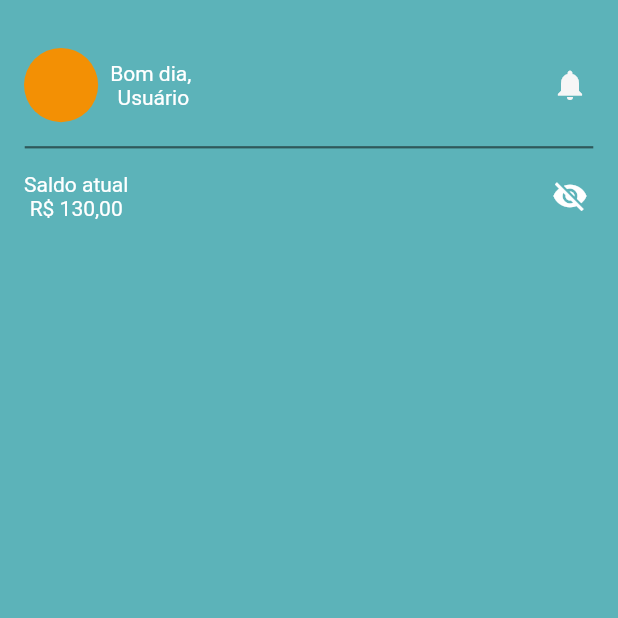
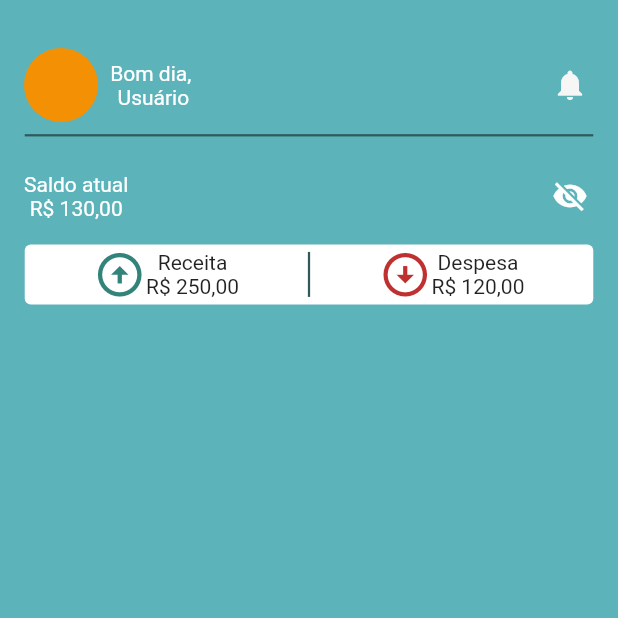
Before and after one commit to proz-tecnologia/PIT01GP07, a Flutter app: the screen it shows after launch, on a phone screen of 412 x 824 dp, the top half of it. Run offline on Flutter 3.47's test engine with Material 2 defaults, Android fonts, the phone set to English and light mode, and no system bars; our stand-ins replace google_fonts; Roboto replaces fonts that are missing (Inder).

Commit message:
feat: Creating revenue_expense_bar

```diff
--- a/lib/design_system/colors.dart
+++ b/lib/design_system/colors.dart
@@ -6,4 +6,6 @@ class AppColors {
   static const Color backgroudColor = Color(0xff5cb3b9);
   static const Color primarytextColor = Color(0xffffffff);
   static const Color primaryIconColor = Color(0xffffffff);
+  static const Color revenueColor = Color(0xff32847a);
+  static const Color expenseColor = Color(0xffbf3131);
 }
--- a/lib/pages/homescreen/homescreen.dart
+++ b/lib/pages/homescreen/homescreen.dart
@@ -1,4 +1,5 @@
 import 'package:flutter/material.dart';
+import 'package:pit01gp07/widgets/revenue_expense_bar/revenue_expense_bar.dart';
 
 import '../../widgets/profile_bar/profilebar.dart';
 import '../cash_balance_bar/cash_balance_bar.dart';
@@ -16,17 +17,13 @@ class _HomeScreenState extends State<HomeScreen> {
     return Scaffold(
       body: SingleChildScrollView(
         child: Column(
-          children: [
-            const SizedBox(
+          children: const [
+            SizedBox(
               height: 16.0,
             ),
-            const ProfileBar(),
-            Container(
-              color: const Color(0xff2f595b),
-              height: 1.5,
-              width: MediaQuery.of(context).size.width * 0.92,
-            ),
-            const CashBalanceBar(),
+            ProfileBar(),
+            CashBalanceBar(),
+            RevenueExpenseBar()
           ],
         ),
       ),
--- a/lib/widgets/profile_bar/profilebar.dart
+++ b/lib/widgets/profile_bar/profilebar.dart
@@ -10,7 +10,9 @@ class ProfileBar extends StatelessWidget {
   Widget build(BuildContext context) {
     return Padding(
       padding: const EdgeInsets.all(8.0),
-      child: Row(
+      child: Column(
+        children: [
+          Row(
             mainAxisAlignment: MainAxisAlignment.spaceBetween,
             children: [
               const UserPhoto(),
@@ -36,6 +38,13 @@ class ProfileBar extends StatelessWidget {
               ),
             ],
           ),
+          Container(
+            color: const Color(0xff2f595b),
+            height: 1.5,
+            width: MediaQuery.of(context).size.width * 0.92,
+          ),
+        ],
+      ),
     );
   }
 }
--- /dev/null
+++ b/lib/widgets/revenue_expense_bar/revenue_expense_bar.dart
@@ -0,0 +1,69 @@
+import 'package:flutter/material.dart';
+import 'package:flutter/src/widgets/container.dart';
+import 'package:flutter/src/widgets/framework.dart';
+import 'package:flutter/widgets.dart';
+import 'package:pit01gp07/design_system/colors.dart';
+
+class RevenueExpenseBar extends StatefulWidget {
+  const RevenueExpenseBar({super.key});
+
+  @override
+  State<RevenueExpenseBar> createState() => _RevenueExpenseBarState();
+}
+
+class _RevenueExpenseBarState extends State<RevenueExpenseBar> {
+  @override
+  Widget build(BuildContext context) {
+    return Container(
+      decoration: const BoxDecoration(
+        color: AppColors.primarytextColor,
+        borderRadius: BorderRadius.all(Radius.circular(4.0)),
+      ),
+      width: MediaQuery.of(context).size.width * 0.92,
+      height: 40,
+      child: Row(
+          mainAxisAlignment: MainAxisAlignment.spaceEvenly,
+          crossAxisAlignment: CrossAxisAlignment.center,
+          children: [
+            Row(
+              children: [
+                const Icon(
+                  Icons.arrow_circle_up,
+                  color: AppColors.revenueColor,
+                  size: 35,
+                ),
+                Column(
+                  mainAxisAlignment: MainAxisAlignment.center,
+                  children: const [
+                    Text('Receita'),
+                    Text('R\$ 250,00'),
+                  ],
+                )
+              ],
+            ),
+            Container(
+              color: const Color(0xff2f595b),
+              width: 1.5,
+              height: 30,
+            ),
+            Row(
+              mainAxisAlignment: MainAxisAlignment.center,
+              children: [
+                const Icon(
+                  Icons.arrow_circle_down,
+                  color: AppColors.expenseColor,
+                  size: 35,
+                ),
+                Column(
+                  mainAxisAlignment: MainAxisAlignment.center,
+                  children: const [
+                    Text('Despesa'),
+                    Text('R\$ 120,00'),
+                  ],
+                )
+              ],
+            )
+          ]),
+    );
+  }
+}
```
Lines whose indentation alone changed are shown as unchanged.
